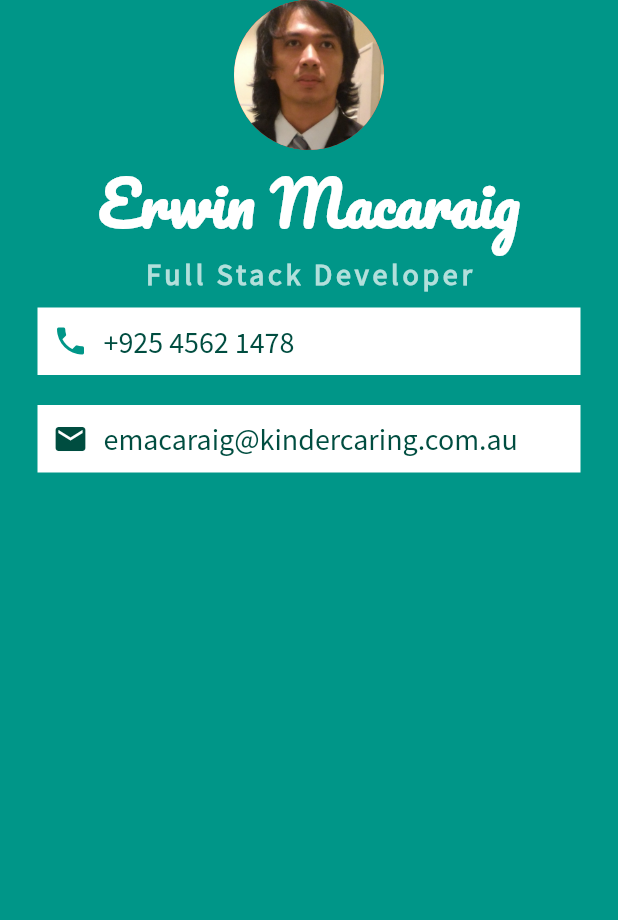
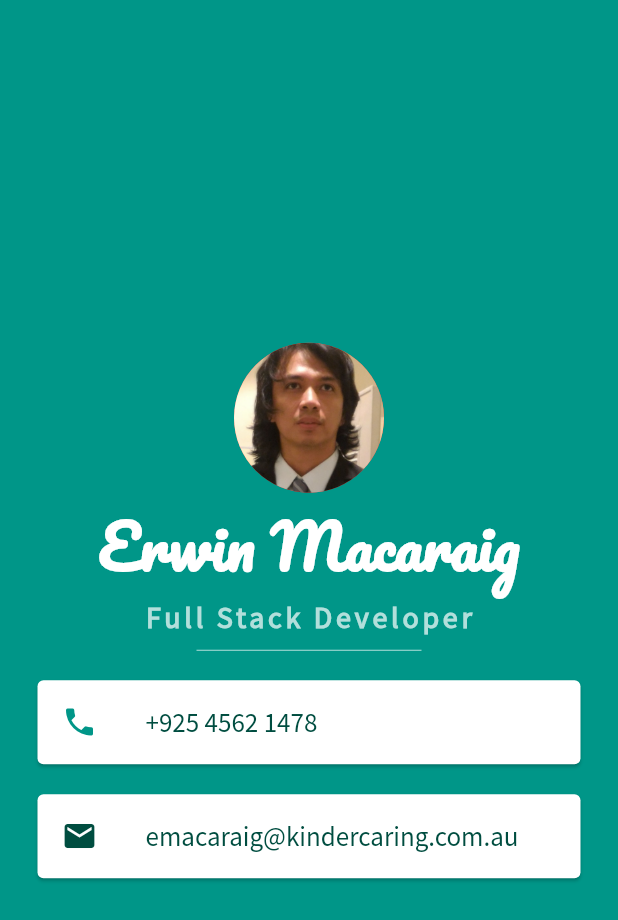
Before and after one commit to erwinmacaraig/learning-flutter-two, a Flutter app: the screen it shows after launch, on a phone screen of 412 x 824 dp. Shown: the top 920 px of the screen. Run offline on Flutter 3.47's test engine with Material 2 defaults, Android fonts, the phone set to English and light mode, and no system bars.

Commit message:
Flutter Cards and ListTile Widgets

```diff
--- a/lib/main.dart
+++ b/lib/main.dart
@@ -14,6 +14,7 @@
         backgroundColor: Colors.teal,
         body: SafeArea(
           child: Column(
+            mainAxisAlignment: MainAxisAlignment.center,
             children: [
               const CircleAvatar(
                 radius: 50.0,
@@ -37,52 +38,45 @@
                     color: Colors.teal.shade100,
                     letterSpacing: 2.5),
               ),
-              Container(
-                color: Colors.white,
+              SizedBox(
+                height: 20.0,
+                width: 150.0,
+                child: Divider(
+                  color: Colors.teal.shade100,
+                ),
+              ),
+              Card(
                 margin: const EdgeInsets.symmetric(
                     vertical: 10.0, horizontal: 25.0),
-                padding: EdgeInsets.all(10.0),
-                child: Row(
-                  children: [
-                    const Icon(
+                child: ListTile(
+                  leading: const Icon(
                     Icons.phone,
                     color: Colors.teal,
                   ),
-                    const SizedBox(
-                      width: 10.0,
-                    ),
-                    Text(
+                  title: Text(
                     '+925 4562 1478',
                     style: TextStyle(
-                          fontSize: 20.0,
+                        fontSize: 18.0,
                         color: Colors.teal.shade900,
                         fontFamily: 'SourceSansPro'),
                   ),
-                  ],
                 ),
               ),
-              Container(
-                color: Colors.white,
+              Card(
                 margin: const EdgeInsets.symmetric(
                     vertical: 10.0, horizontal: 25.0),
-                padding: EdgeInsets.all(10.0),
-                child: Row(
-                  children: [
-                    Icon(
+                child: ListTile(
+                  leading: Icon(
                     Icons.email,
                     color: Colors.teal.shade900,
                   ),
-                    const SizedBox(
-                      width: 10.0,
-                    ),
-                    Text(
+                  title: Text(
                     'emacaraig@kindercaring.com.au',
                     style: TextStyle(
-                          fontSize: 20.0,
+                        fontSize: 18.0,
                         color: Colors.teal.shade900,
                         fontFamily: 'SourceSansPro'),
                   ),
-                  ],
                 ),
               ),
             ],
```
Lines whose indentation alone changed are shown as unchanged.
